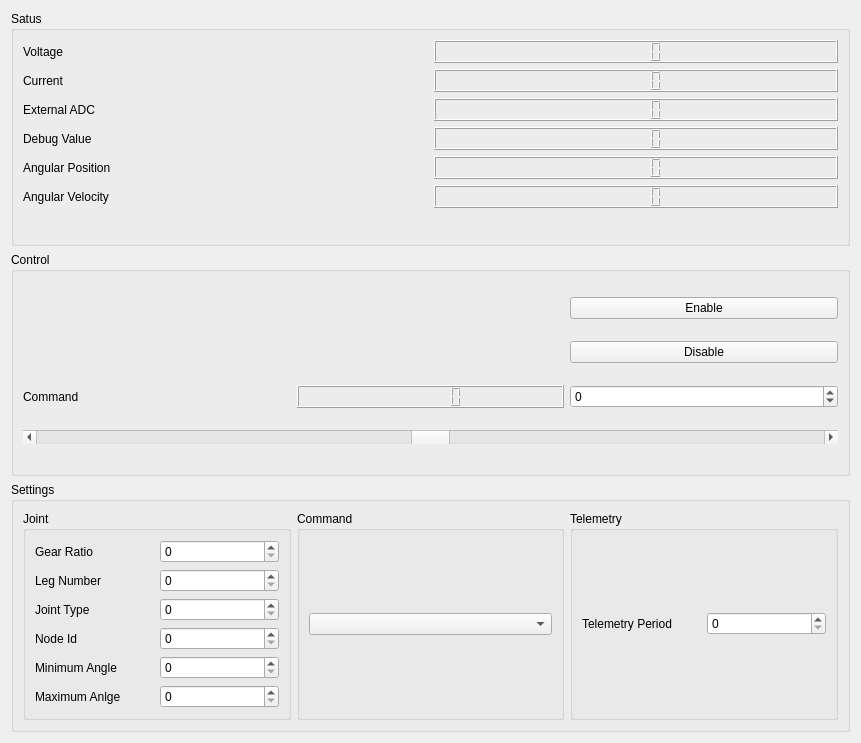
First picture: the form in app/forms/jointcontrolwidget.ui, repository Haziham/Honours_Computer_Software, before the edit.
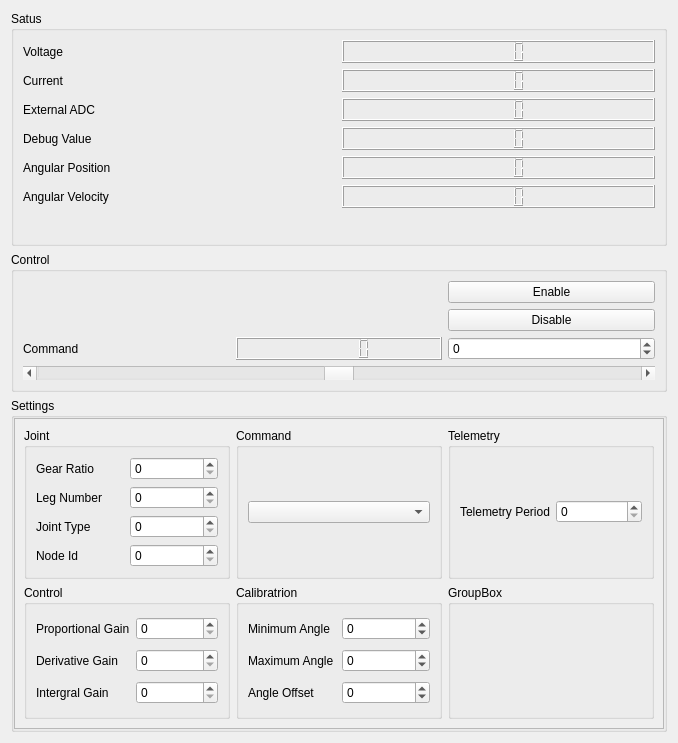
Second picture: the form after the edit. Icons and pictures are not drawn. Custom widgets are drawn as their Qt base class.

Commit message: More calibration, pid settings, and better command input

```diff
--- a/app/forms/jointcontrolwidget.ui
+++ b/app/forms/jointcontrolwidget.ui
@@ -6,7 +6,7 @@
    <rect>
     <x>0</x>
     <y>0</y>
-    <width>861</width>
+    <width>678</width>
     <height>743</height>
    </rect>
   </property>
@@ -253,40 +253,51 @@
       <string>Settings</string>
      </property>
      <layout class="QGridLayout" name="gridLayout_3">
+      <property name="leftMargin">
+       <number>0</number>
+      </property>
+      <property name="topMargin">
+       <number>0</number>
+      </property>
+      <property name="rightMargin">
+       <number>0</number>
+      </property>
+      <property name="bottomMargin">
+       <number>0</number>
+      </property>
+      <item row="0" column="0">
+       <widget class="QScrollArea" name="scrollArea">
+        <property name="widgetResizable">
+         <bool>true</bool>
+        </property>
+        <widget class="QWidget" name="scrollAreaWidgetContents">
+         <property name="geometry">
+          <rect>
+           <x>0</x>
+           <y>0</y>
+           <width>638</width>
+           <height>306</height>
+          </rect>
+         </property>
+         <layout class="QGridLayout" name="gridLayout_7">
+          <item row="0" column="1">
+           <widget class="QGroupBox" name="groupBox_5">
+            <property name="title">
+             <string>Command</string>
+            </property>
+            <layout class="QGridLayout" name="gridLayout_5">
+             <item row="0" column="0">
+              <widget class="QComboBox" name="commandModeSelector"/>
+             </item>
+            </layout>
+           </widget>
+          </item>
       <item row="0" column="0">
        <widget class="QGroupBox" name="groupBox_4">
         <property name="title">
          <string>Joint</string>
         </property>
         <layout class="QGridLayout" name="gridLayout_6">
-         <item row="1" column="1">
-          <widget class="QSpinBoxTimed" name="gearRatioInput">
-           <property name="maximum">
-            <number>10000</number>
-           </property>
-          </widget>
-         </item>
-         <item row="3" column="1">
-          <widget class="QSpinBoxTimed" name="legNumberInput">
-           <property name="maximum">
-            <number>10000</number>
-           </property>
-          </widget>
-         </item>
-         <item row="7" column="0">
-          <widget class="QLabel" name="label_13">
-           <property name="text">
-            <string>Node Id</string>
-           </property>
-          </widget>
-         </item>
-         <item row="1" column="0">
-          <widget class="QLabel" name="label_10">
-           <property name="text">
-            <string>Gear Ratio</string>
-           </property>
-          </widget>
-         </item>
          <item row="4" column="1">
           <widget class="QSpinBoxTimed" name="jointTypeInput">
            <property name="maximum">
@@ -294,13 +305,10 @@
            </property>
           </widget>
          </item>
-         <item row="7" column="1">
-          <widget class="QSpinBoxTimed" name="nodeIdInput"/>
-         </item>
-         <item row="3" column="0">
-          <widget class="QLabel" name="label_9">
-           <property name="text">
-            <string>Leg Number</string>
+             <item row="3" column="1">
+              <widget class="QSpinBoxTimed" name="legNumberInput">
+               <property name="maximum">
+                <number>10000</number>
            </property>
           </widget>
          </item>
@@ -311,41 +319,153 @@
            </property>
           </widget>
          </item>
-         <item row="10" column="0">
-          <widget class="QLabel" name="label_14">
+             <item row="3" column="0">
+              <widget class="QLabel" name="label_9">
            <property name="text">
-            <string>Maximum Anlge</string>
+                <string>Leg Number</string>
            </property>
           </widget>
          </item>
-         <item row="10" column="1">
-          <widget class="QSpinBoxTimed" name="maxAngleInput"/>
-         </item>
-         <item row="8" column="0">
+             <item row="1" column="0">
+              <widget class="QLabel" name="label_10">
+               <property name="text">
+                <string>Gear Ratio</string>
+               </property>
+              </widget>
+             </item>
+             <item row="1" column="1">
+              <widget class="QSpinBoxTimed" name="gearRatioInput">
+               <property name="maximum">
+                <number>10000</number>
+               </property>
+              </widget>
+             </item>
+             <item row="7" column="1">
+              <widget class="QSpinBoxTimed" name="nodeIdInput"/>
+             </item>
+             <item row="7" column="0">
+              <widget class="QLabel" name="label_13">
+               <property name="text">
+                <string>Node Id</string>
+               </property>
+              </widget>
+             </item>
+            </layout>
+           </widget>
+          </item>
+          <item row="1" column="0">
+           <widget class="QGroupBox" name="groupBox_7">
+            <property name="title">
+             <string>Control</string>
+            </property>
+            <layout class="QGridLayout" name="gridLayout_8">
+             <item row="0" column="1">
+              <widget class="QSpinBoxTimed" name="proportionalGainInput">
+               <property name="sizePolicy">
+                <sizepolicy hsizetype="Minimum" vsizetype="Fixed">
+                 <horstretch>0</horstretch>
+                 <verstretch>0</verstretch>
+                </sizepolicy>
+               </property>
+               <property name="maximum">
+                <number>10000</number>
+               </property>
+              </widget>
+             </item>
+             <item row="3" column="0">
+              <widget class="QLabel" name="label_16">
+               <property name="text">
+                <string>Intergral Gain</string>
+               </property>
+              </widget>
+             </item>
+             <item row="0" column="0">
+              <widget class="QLabel" name="label_17">
+               <property name="text">
+                <string>Proportional Gain</string>
+               </property>
+              </widget>
+             </item>
+             <item row="3" column="1">
+              <widget class="QSpinBoxTimed" name="integralGainInput">
+               <property name="maximum">
+                <number>10000</number>
+               </property>
+              </widget>
+             </item>
+             <item row="2" column="0">
+              <widget class="QLabel" name="label_15">
+               <property name="text">
+                <string>Derivative Gain</string>
+               </property>
+              </widget>
+             </item>
+             <item row="2" column="1">
+              <widget class="QSpinBoxTimed" name="derivativeGainInput">
+               <property name="maximum">
+                <number>10000</number>
+               </property>
+              </widget>
+             </item>
+            </layout>
+           </widget>
+          </item>
+          <item row="1" column="1">
+           <widget class="QGroupBox" name="groupBox_8">
+            <property name="title">
+             <string>Calibratrion</string>
+            </property>
+            <layout class="QGridLayout" name="gridLayout_9">
+             <item row="0" column="0">
           <widget class="QLabel" name="label_11">
            <property name="text">
             <string>Minimum Angle</string>
            </property>
           </widget>
          </item>
-         <item row="8" column="1">
+             <item row="0" column="1">
           <widget class="QSpinBoxTimed" name="minAngleInput">
+               <property name="minimum">
+                <number>-10000</number>
+               </property>
            <property name="maximum">
             <number>10000</number>
            </property>
           </widget>
          </item>
-        </layout>
-       </widget>
-      </item>
-      <item row="0" column="1">
-       <widget class="QGroupBox" name="groupBox_5">
-        <property name="title">
-         <string>Command</string>
-        </property>
-        <layout class="QGridLayout" name="gridLayout_5">
-         <item row="0" column="0">
-          <widget class="QComboBox" name="commandModeSelector"/>
+             <item row="1" column="0">
+              <widget class="QLabel" name="label_14">
+               <property name="text">
+                <string>Maximum Angle</string>
+               </property>
+              </widget>
+             </item>
+             <item row="1" column="1">
+              <widget class="QSpinBoxTimed" name="maxAngleInput">
+               <property name="minimum">
+                <number>-10000</number>
+               </property>
+               <property name="maximum">
+                <number>10000</number>
+               </property>
+              </widget>
+             </item>
+             <item row="2" column="0">
+              <widget class="QLabel" name="label_18">
+               <property name="text">
+                <string>Angle Offset</string>
+               </property>
+              </widget>
+             </item>
+             <item row="2" column="1">
+              <widget class="QSpinBoxTimed" name="angleOffsetInput">
+               <property name="minimum">
+                <number>-10000</number>
+               </property>
+               <property name="maximum">
+                <number>10000</number>
+               </property>
+              </widget>
          </item>
         </layout>
        </widget>
@@ -371,6 +491,17 @@
           </widget>
          </item>
         </layout>
+           </widget>
+          </item>
+          <item row="1" column="2">
+           <widget class="QGroupBox" name="groupBox_9">
+            <property name="title">
+             <string>GroupBox</string>
+            </property>
+           </widget>
+          </item>
+         </layout>
+        </widget>
        </widget>
       </item>
      </layout>
```
Lines whose indentation alone changed are shown as unchanged. The commit also changes 5 other files.
